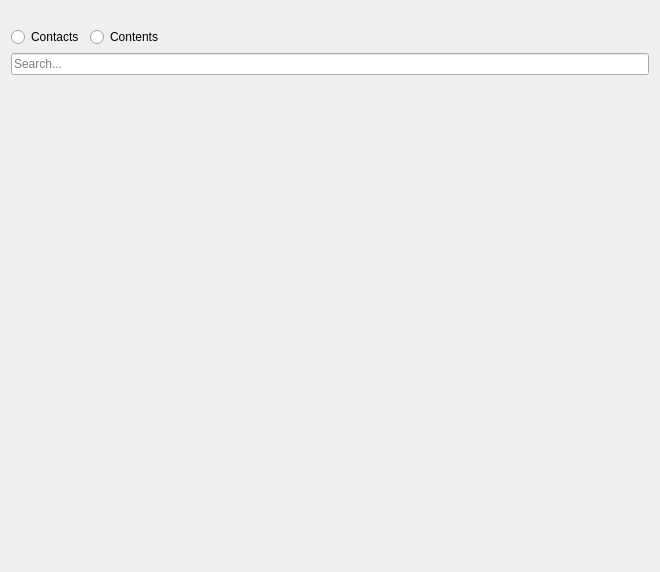
Above: src/searchwindow_widgets.ui from maemo-leste/conversations before the change. Below: the same form after it.
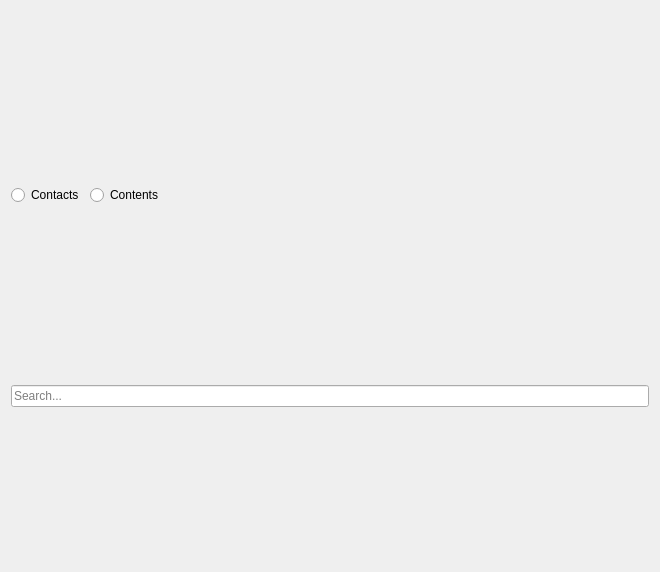
That is the form after the change. Icons and pictures are not drawn.

Commit message: search: Fix searching; re-use QWidgets (overviewModel/Widget) for both contacts/content search, and remove QML

```diff
--- a/src/searchwindow_widgets.ui
+++ b/src/searchwindow_widgets.ui
@@ -25,22 +25,6 @@
   </property>
   <widget class="QWidget" name="centralWidget">
    <layout class="QVBoxLayout" name="verticalLayout">
-    <item>
-     <spacer name="verticalSpacer">
-      <property name="orientation">
-       <enum>Qt::Vertical</enum>
-      </property>
-      <property name="sizeType">
-       <enum>QSizePolicy::Maximum</enum>
-      </property>
-      <property name="sizeHint" stdset="0">
-       <size>
-        <width>20</width>
-        <height>16</height>
-       </size>
-      </property>
-     </spacer>
-    </item>
     <item>
      <layout class="QHBoxLayout" name="horizontalLayout">
       <item>
@@ -94,73 +78,6 @@
       </property>
      </widget>
     </item>
-    <item>
-     <widget class="QFrame" name="frame_content">
-      <property name="frameShape">
-       <enum>QFrame::NoFrame</enum>
-      </property>
-      <property name="frameShadow">
-       <enum>QFrame::Plain</enum>
-      </property>
-      <property name="lineWidth">
-       <number>0</number>
-      </property>
-      <layout class="QGridLayout" name="gridLayout">
-       <property name="leftMargin">
-        <number>0</number>
-       </property>
-       <property name="topMargin">
-        <number>0</number>
-       </property>
-       <property name="rightMargin">
-        <number>0</number>
-       </property>
-       <property name="bottomMargin">
-        <number>0</number>
-       </property>
-       <item row="0" column="0">
-        <spacer name="verticalSpacer_2">
-         <property name="orientation">
-          <enum>Qt::Vertical</enum>
-         </property>
-         <property name="sizeHint" stdset="0">
-          <size>
-           <width>20</width>
-           <height>40</height>
-          </size>
-         </property>
-        </spacer>
-       </item>
-      </layout>
-     </widget>
-    </item>
-    <item>
-     <widget class="QFrame" name="frame_contacts">
-      <property name="frameShape">
-       <enum>QFrame::NoFrame</enum>
-      </property>
-      <property name="frameShadow">
-       <enum>QFrame::Plain</enum>
-      </property>
-      <property name="lineWidth">
-       <number>0</number>
-      </property>
-      <layout class="QGridLayout" name="gridLayout_2">
-       <property name="leftMargin">
-        <number>0</number>
-       </property>
-       <property name="topMargin">
-        <number>0</number>
-       </property>
-       <property name="rightMargin">
-        <number>0</number>
-       </property>
-       <property name="bottomMargin">
-        <number>0</number>
-       </property>
-      </layout>
-     </widget>
-    </item>
    </layout>
   </widget>
  </widget>
```
The commit also changes 10 other files.
